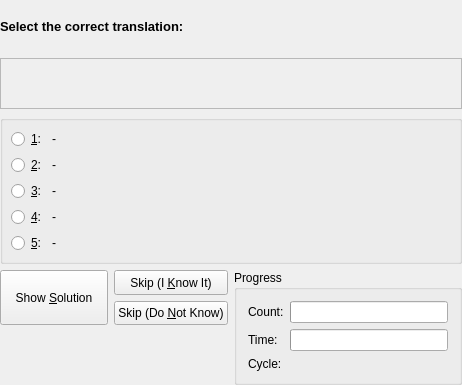
Qt form src/practice/MCQueryDlgForm.ui (KDE/parley) before a commit.
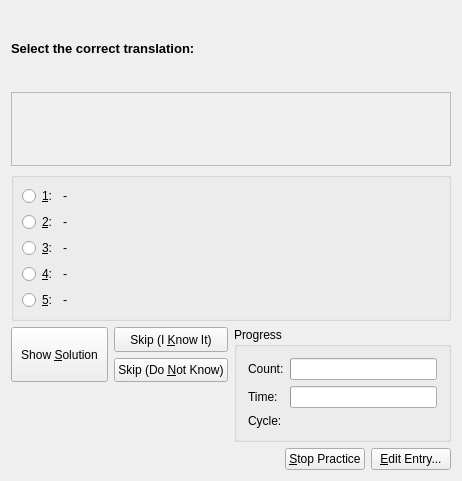
The same form after that commit.

Commit message: better icons in dialogs and no default buttons so dialog design can be individual (without edit button for example).

Patch:
```diff
--- a/src/practice/MCQueryDlgForm.ui
+++ b/src/practice/MCQueryDlgForm.ui
@@ -7,29 +7,48 @@
     <x>0</x>
     <y>0</y>
     <width>462</width>
-    <height>385</height>
+    <height>481</height>
    </rect>
   </property>
-  <layout class="QGridLayout" >
-   <property name="leftMargin" >
-    <number>0</number>
-   </property>
-   <property name="topMargin" >
-    <number>0</number>
-   </property>
-   <property name="rightMargin" >
-    <number>0</number>
-   </property>
-   <property name="bottomMargin" >
-    <number>0</number>
-   </property>
-   <property name="horizontalSpacing" >
-    <number>6</number>
-   </property>
-   <property name="verticalSpacing" >
-    <number>6</number>
-   </property>
-   <item row="2" column="0" >
+  <layout class="QVBoxLayout" >
+   <item>
+    <widget class="QLabel" name="TextLabel1" >
+     <property name="font" >
+      <font>
+       <family>Tahoma</family>
+       <pointsize>10</pointsize>
+       <weight>75</weight>
+       <italic>false</italic>
+       <bold>true</bold>
+       <underline>false</underline>
+       <strikeout>false</strikeout>
+      </font>
+     </property>
+     <property name="text" >
+      <string>Select the correct translation:</string>
+     </property>
+    </widget>
+   </item>
+   <item>
+    <widget class="QLabel" name="orgField" >
+     <property name="sizePolicy" >
+      <sizepolicy vsizetype="Minimum" hsizetype="Expanding" >
+       <horstretch>0</horstretch>
+       <verstretch>0</verstretch>
+      </sizepolicy>
+     </property>
+     <property name="frameShape" >
+      <enum>QFrame::StyledPanel</enum>
+     </property>
+     <property name="frameShadow" >
+      <enum>QFrame::Plain</enum>
+     </property>
+     <property name="text" >
+      <string/>
+     </property>
+    </widget>
+   </item>
+   <item>
     <widget class="QGroupBox" name="transgroup" >
      <property name="title" >
       <string/>
@@ -186,7 +205,7 @@
      </layout>
     </widget>
    </item>
-   <item row="3" column="0" >
+   <item>
     <layout class="QGridLayout" >
      <property name="leftMargin" >
       <number>0</number>
@@ -378,42 +397,36 @@
      </item>
     </layout>
    </item>
-   <item row="1" column="0" >
-    <widget class="QLabel" name="orgField" >
-     <property name="sizePolicy" >
-      <sizepolicy vsizetype="Minimum" hsizetype="Expanding" >
-       <horstretch>0</horstretch>
-       <verstretch>0</verstretch>
-      </sizepolicy>
-     </property>
-     <property name="frameShape" >
-      <enum>QFrame::StyledPanel</enum>
-     </property>
-     <property name="frameShadow" >
-      <enum>QFrame::Plain</enum>
-     </property>
+   <item>
+    <layout class="QHBoxLayout" >
+     <item>
+      <spacer>
+       <property name="orientation" >
+        <enum>Qt::Horizontal</enum>
+       </property>
+       <property name="sizeHint" >
+        <size>
+         <width>111</width>
+         <height>20</height>
+        </size>
+       </property>
+      </spacer>
+     </item>
+     <item>
+      <widget class="QPushButton" name="stopPracticeButton" >
      <property name="text" >
-      <string/>
+        <string>&amp;Stop Practice</string>
      </property>
     </widget>
    </item>
-   <item row="0" column="0" >
-    <widget class="QLabel" name="TextLabel1" >
-     <property name="font" >
-      <font>
-       <family>Tahoma</family>
-       <pointsize>10</pointsize>
-       <weight>75</weight>
-       <italic>false</italic>
-       <bold>true</bold>
-       <underline>false</underline>
-       <strikeout>false</strikeout>
-      </font>
-     </property>
+     <item>
+      <widget class="QPushButton" name="editEntryButton" >
      <property name="text" >
-      <string>Select the correct translation:</string>
-     </property>
-    </widget>
+        <string>&amp;Edit Entry...</string>
+       </property>
+      </widget>
+     </item>
+    </layout>
    </item>
   </layout>
  </widget>
```
Lines whose indentation alone changed are shown as unchanged. The commit also changes 15 other files.
